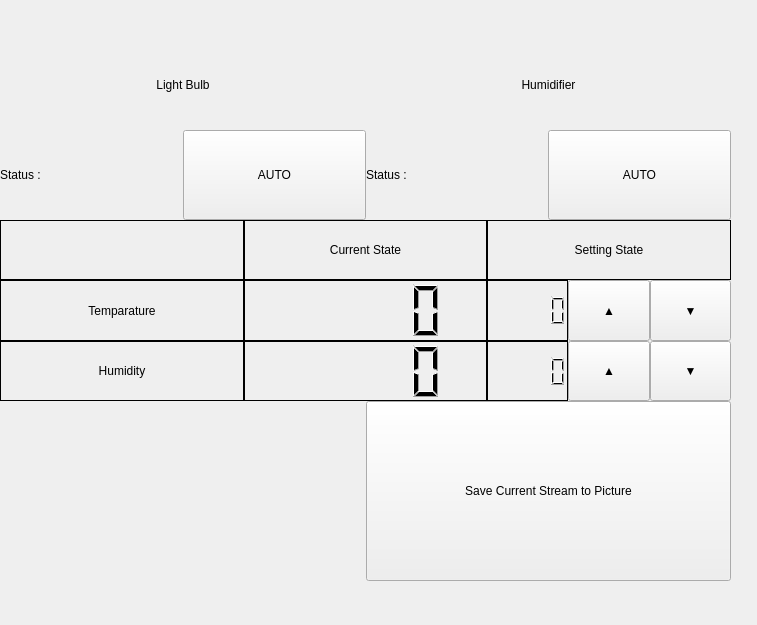
The window that Junhyeok/farmui.ui (rottoy/embedded_computing) describes before a commit, drawn with Qt 5.
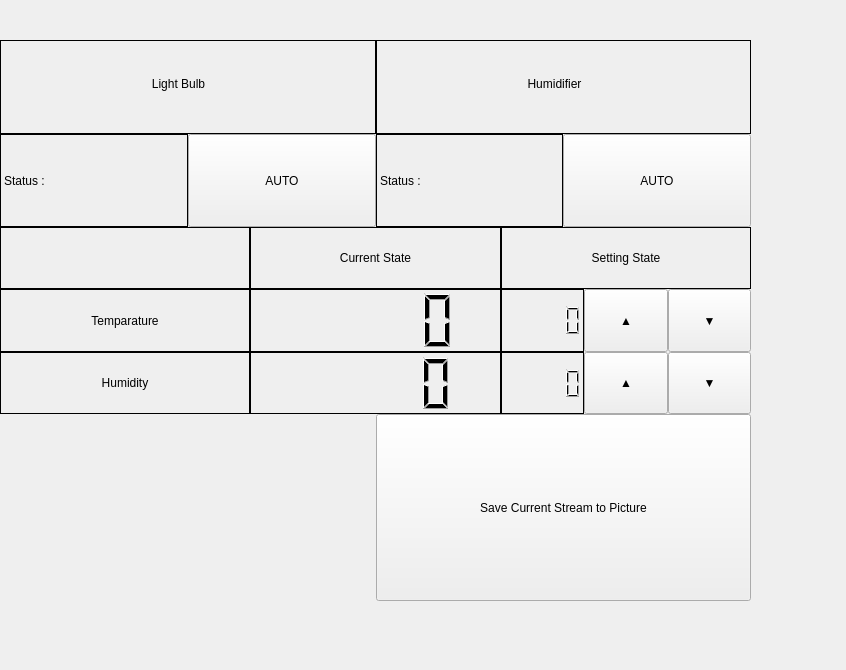
The same window after the commit.

Patch:
```diff
--- a/Junhyeok/farmui.ui
+++ b/Junhyeok/farmui.ui
@@ -6,8 +6,8 @@
    <rect>
     <x>0</x>
     <y>0</y>
-    <width>757</width>
-    <height>625</height>
+    <width>846</width>
+    <height>670</height>
    </rect>
   </property>
   <property name="windowTitle">
@@ -18,8 +18,8 @@
     <rect>
      <x>0</x>
      <y>40</y>
-     <width>731</width>
-     <height>541</height>
+     <width>751</width>
+     <height>561</height>
     </rect>
    </property>
    <layout class="QVBoxLayout" name="verticalLayout">
@@ -33,8 +33,26 @@
       </property>
       <item>
        <layout class="QHBoxLayout" name="horizontalLayout_5">
+        <property name="spacing">
+         <number>0</number>
+        </property>
         <item>
+         <widget class="QFrame" name="frame_3">
+          <property name="frameShape">
+           <enum>QFrame::Box</enum>
+          </property>
+          <property name="frameShadow">
+           <enum>QFrame::Plain</enum>
+          </property>
          <widget class="QLabel" name="label_2">
+           <property name="geometry">
+            <rect>
+             <x>60</x>
+             <y>0</y>
+             <width>237</width>
+             <height>87</height>
+            </rect>
+           </property>
           <property name="text">
            <string>Light Bulb</string>
           </property>
@@ -42,9 +60,25 @@
            <set>Qt::AlignCenter</set>
           </property>
          </widget>
+         </widget>
         </item>
         <item>
+         <widget class="QFrame" name="frame_4">
+          <property name="frameShape">
+           <enum>QFrame::Box</enum>
+          </property>
+          <property name="frameShadow">
+           <enum>QFrame::Plain</enum>
+          </property>
          <widget class="QLabel" name="label">
+           <property name="geometry">
+            <rect>
+             <x>60</x>
+             <y>0</y>
+             <width>237</width>
+             <height>87</height>
+            </rect>
+           </property>
           <property name="text">
            <string>Humidifier</string>
           </property>
@@ -52,13 +86,23 @@
            <set>Qt::AlignCenter</set>
           </property>
          </widget>
+         </widget>
         </item>
        </layout>
       </item>
       <item>
        <layout class="QHBoxLayout" name="horizontalLayout_3">
+        <property name="spacing">
+         <number>0</number>
+        </property>
+        <property name="leftMargin">
+         <number>0</number>
+        </property>
         <item>
          <widget class="QLabel" name="label_3">
+          <property name="frameShape">
+           <enum>QFrame::Box</enum>
+          </property>
           <property name="text">
            <string>Status : </string>
           </property>
@@ -79,6 +123,9 @@
         </item>
         <item>
          <widget class="QLabel" name="label_4">
+          <property name="frameShape">
+           <enum>QFrame::Box</enum>
+          </property>
           <property name="text">
            <string>Status :</string>
           </property>
@@ -103,6 +150,9 @@
     </item>
     <item>
      <layout class="QHBoxLayout" name="horizontalLayout_7">
+      <property name="spacing">
+       <number>0</number>
+      </property>
       <item>
        <layout class="QGridLayout" name="gridLayout">
         <property name="spacing">
@@ -306,8 +356,9 @@
     </item>
     <item>
      <layout class="QHBoxLayout" name="horizontalLayout_8">
-      <item>
-       <layout class="QHBoxLayout" name="horizontalLayout_10">
+      <property name="spacing">
+       <number>0</number>
+      </property>
         <item>
          <widget class="QLabel" name="label_11">
           <property name="text">
@@ -330,8 +381,6 @@
            <string>Save Current Stream to Picture</string>
           </property>
          </widget>
-        </item>
-       </layout>
       </item>
      </layout>
     </item>
```
Lines whose indentation alone changed are shown as unchanged.
